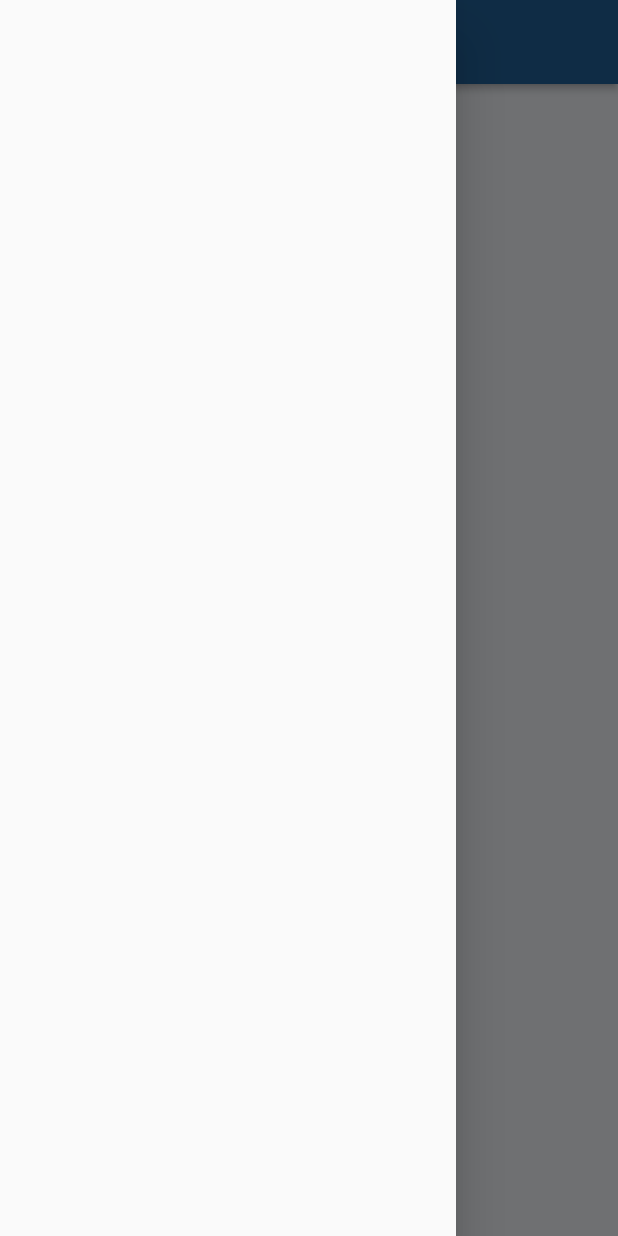
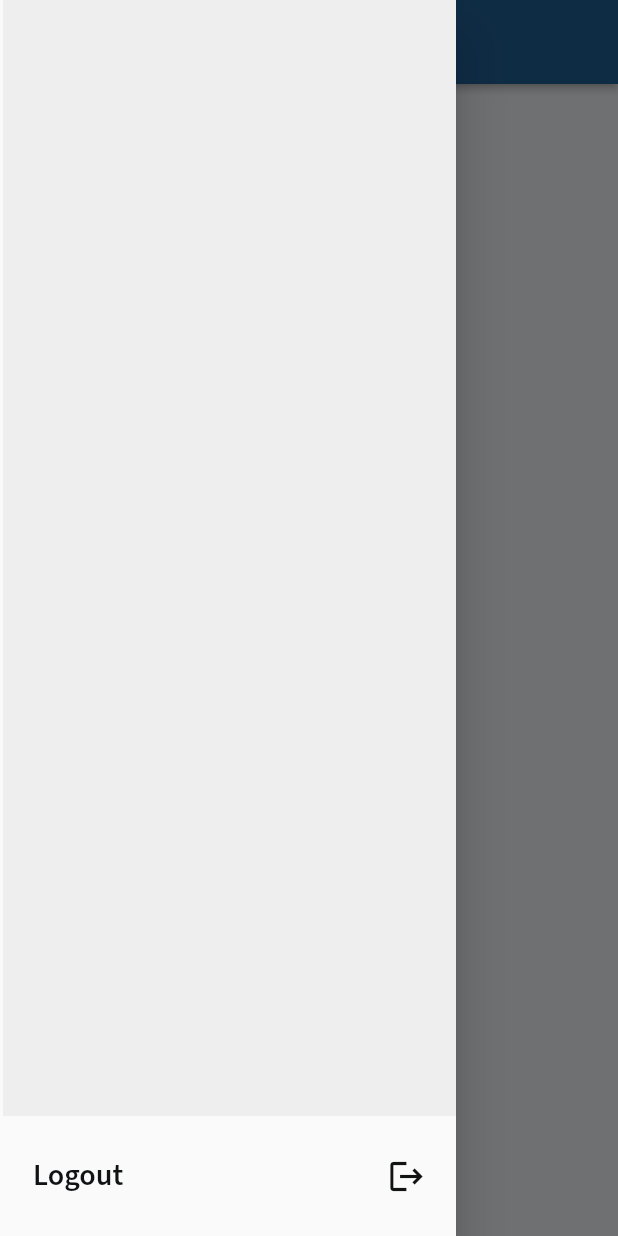
Before and after one commit to mdrashedbinkuddus/all-day-english, a Flutter app: the HomePageWidget screen opened directly, with the side drawer open, on a phone screen of 412 x 824 dp. Run offline on Flutter 3.47's test engine with Material 2 defaults, Android fonts, the phone set to English and light mode, and no system bars; our stand-ins replace auto_size_text, built_collection, built_value, cloud_firestore, firebase_auth, firebase_core and 11 more; missing offline and left inert: json_path; accounts and stored records are empty; generated files the repository leaves out were written again; network calls fail.

Commit message:
Updating to latest FlutterFlow output.

```diff
--- a/lib/home_page/home_page_widget.dart
+++ b/lib/home_page/home_page_widget.dart
@@ -1,5 +1,7 @@
+import '../auth/auth_util.dart';
 import '../flutter_flow/flutter_flow_theme.dart';
 import '../flutter_flow/flutter_flow_util.dart';
+import '../on_boarding/on_boarding_widget.dart';
 import 'package:flutter/material.dart';
 import 'package:flutter_spinkit/flutter_spinkit.dart';
 import 'package:google_fonts/google_fonts.dart';
@@ -21,10 +23,15 @@ class _HomePageWidgetState extends State<HomePageWidget> {
       appBar: AppBar(
         backgroundColor: FlutterFlowTheme.of(context).primaryColor,
         automaticallyImplyLeading: false,
-        leading: Icon(
-          FFIcons.kmenuLeft2Icon,
-          color: FlutterFlowTheme.of(context).primaryBtnText,
-          size: 26,
+        leading: InkWell(
+          onTap: () async {
+            scaffoldKey.currentState.openDrawer();
+          },
+          child: Icon(
+            FFIcons.kmenuLeft2Icon,
+            color: FlutterFlowTheme.of(context).primaryBtnText,
+            size: 26,
+          ),
         ),
         title: Text(
           'Dashboard',
@@ -41,9 +48,60 @@ class _HomePageWidgetState extends State<HomePageWidget> {
       backgroundColor: FlutterFlowTheme.of(context).primaryBackground,
       drawer: Drawer(
         elevation: 15,
-        child: Column(
-          mainAxisSize: MainAxisSize.max,
-          children: [],
+        child: Padding(
+          padding: EdgeInsetsDirectional.fromSTEB(2, 0, 0, 0),
+          child: Column(
+            mainAxisSize: MainAxisSize.max,
+            children: [
+              Expanded(
+                child: Container(
+                  width: double.infinity,
+                  height: 100,
+                  decoration: BoxDecoration(
+                    color: Color(0xFFEEEEEE),
+                  ),
+                ),
+              ),
+              Container(
+                width: double.infinity,
+                height: 80,
+                decoration: BoxDecoration(),
+                child: Row(
+                  mainAxisSize: MainAxisSize.max,
+                  mainAxisAlignment: MainAxisAlignment.spaceBetween,
+                  children: [
+                    Padding(
+                      padding: EdgeInsetsDirectional.fromSTEB(20, 0, 0, 0),
+                      child: Text(
+                        'Logout',
+                        style: FlutterFlowTheme.of(context).title3,
+                      ),
+                    ),
+                    Padding(
+                      padding: EdgeInsetsDirectional.fromSTEB(0, 0, 20, 0),
+                      child: InkWell(
+                        onTap: () async {
+                          await signOut();
+                          await Navigator.pushAndRemoveUntil(
+                            context,
+                            MaterialPageRoute(
+                              builder: (context) => OnBoardingWidget(),
+                            ),
+                            (r) => false,
+                          );
+                        },
+                        child: Icon(
+                          Icons.logout,
+                          color: FlutterFlowTheme.of(context).primaryText,
+                          size: 26,
+                        ),
+                      ),
+                    ),
+                  ],
+                ),
+              ),
+            ],
+          ),
         ),
       ),
       body: SafeArea(
```
